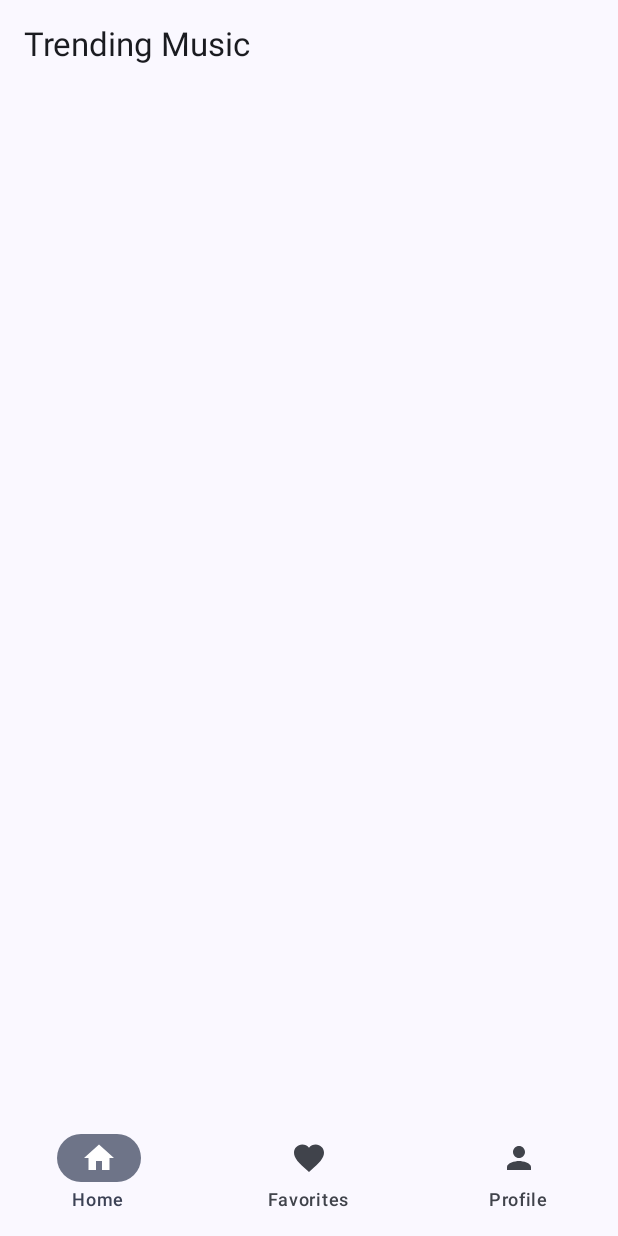
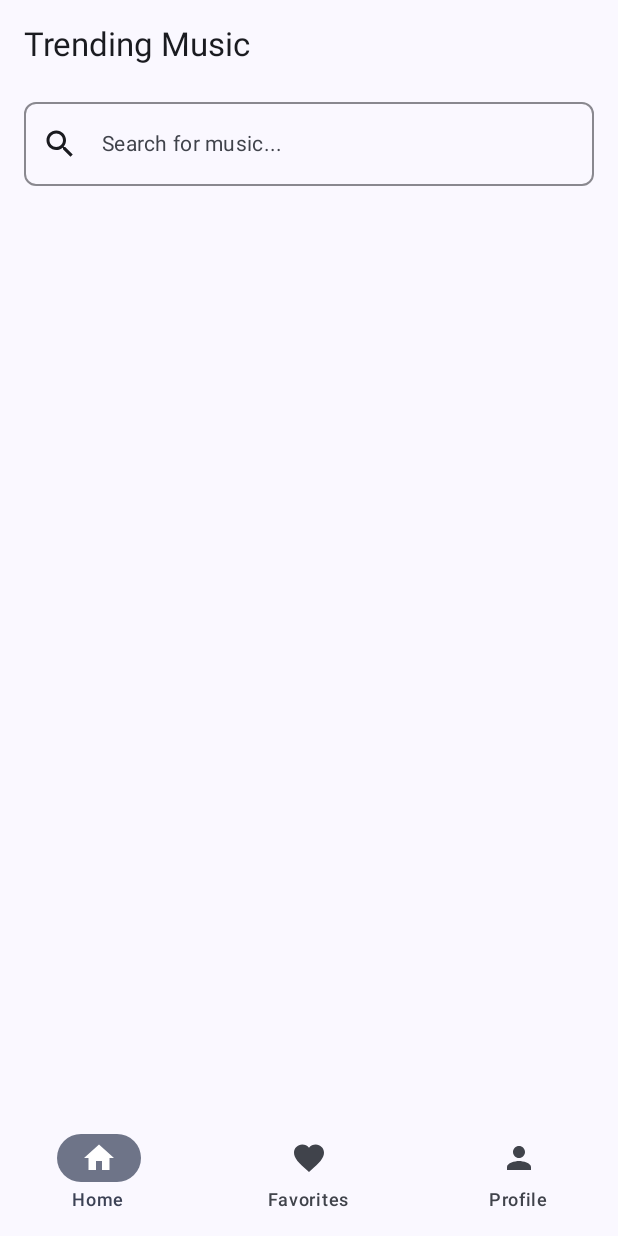
Before and after one commit to MugilanStar/s3202923, an Android app built with Jetpack Compose: the HomeScreen screen opened through its navigation route, on a phone screen of 412 x 824 dp. Run offline under Robolectric (Android 15) with nearby library versions, the phone set to English and light mode, and no system bars; our stand-ins replace Dagger/Hilt's generated code, Firebase (no records; nobody signed in at launch, a user with empty details on screens opened directly); pictures from the network do not load.

Commit message:
musicity2.2

```diff
--- a/app/src/main/java/uk/ac/tees/mad/musicity/screens/home/HomeScreen.kt
+++ b/app/src/main/java/uk/ac/tees/mad/musicity/screens/home/HomeScreen.kt
@@ -1,6 +1,7 @@
 package uk.ac.tees.mad.musicity.screens.home
 
 import androidx.compose.foundation.Image
+import androidx.compose.foundation.background
 import androidx.compose.foundation.clickable
 import androidx.compose.foundation.layout.Box
 import androidx.compose.foundation.layout.Column
@@ -15,20 +16,35 @@ import androidx.compose.foundation.layout.width
 import androidx.compose.foundation.lazy.LazyColumn
 import androidx.compose.foundation.lazy.items
 import androidx.compose.foundation.shape.RoundedCornerShape
+import androidx.compose.foundation.text.KeyboardActions
+import androidx.compose.foundation.text.KeyboardOptions
+import androidx.compose.material.icons.Icons
+import androidx.compose.material.icons.filled.Search
 import androidx.compose.material3.Card
 import androidx.compose.material3.CardDefaults
+import androidx.compose.material3.Icon
+import androidx.compose.material3.IconButton
 import androidx.compose.material3.LinearProgressIndicator
 import androidx.compose.material3.MaterialTheme
+import androidx.compose.material3.OutlinedTextField
+import androidx.compose.material3.OutlinedTextFieldDefaults
 import androidx.compose.material3.Scaffold
 import androidx.compose.material3.Text
+import androidx.compose.material3.TextFieldDefaults
 import androidx.compose.runtime.Composable
 import androidx.compose.runtime.collectAsState
 import androidx.compose.runtime.getValue
+import androidx.compose.runtime.mutableStateOf
+import androidx.compose.runtime.remember
+import androidx.compose.runtime.setValue
 import androidx.compose.ui.Alignment
 import androidx.compose.ui.Modifier
 import androidx.compose.ui.draw.clip
+import androidx.compose.ui.platform.LocalFocusManager
+import androidx.compose.ui.text.input.ImeAction
 import androidx.compose.ui.text.style.TextOverflow
 import androidx.compose.ui.unit.dp
+import androidx.compose.ui.zIndex
 import androidx.hilt.navigation.compose.hiltViewModel
 import androidx.navigation.NavHostController
 import coil.compose.rememberAsyncImagePainter
@@ -46,12 +62,16 @@ fun HomeScreen(
     val trendingMusic by viewModel.trendingMusic.collectAsState()
     val searchedMusic by viewModel.searchedMusic.collectAsState()
     val isLoading by viewModel.isLoading.collectAsState()
+    val focusManager = LocalFocusManager.current
+    var searchQuery by remember {
+        mutableStateOf("")
+    }
 
     Scaffold(
         bottomBar = { BottomNavigationBar(navController = navController) },
     ) {
         if (isLoading) {
-            Box(modifier = Modifier.fillMaxSize(), contentAlignment = Alignment.Center) {
+            Box(modifier = Modifier.fillMaxSize().zIndex(10f), contentAlignment = Alignment.Center) {
                 LoaderAnimation(modifier = Modifier.size(100.dp), anim = R.raw.music)
             }
         }
@@ -65,6 +85,51 @@ fun HomeScreen(
                     text = "Trending Music",
                     style = MaterialTheme.typography.titleLarge,
                     modifier = Modifier.padding(16.dp)
+                )
+                OutlinedTextField(
+                    value = searchQuery,
+                    onValueChange = { query ->
+                        searchQuery = query
+                    },
+                    modifier = Modifier
+                        .fillMaxWidth()
+                        .padding(horizontal = 16.dp, vertical = 8.dp)
+                        .background(MaterialTheme.colorScheme.surface, RoundedCornerShape(8.dp)),
+                    placeholder = {
+                        Text(
+                            text = "Search for music...",
+                            style = MaterialTheme.typography.bodyMedium
+                        )
+                    },
+                    leadingIcon = {
+                        IconButton(
+                            onClick = {
+                                if (searchQuery.isNotEmpty())
+                                    viewModel.fetchSearchMusic(searchQuery)
+                                focusManager.clearFocus()
+                            }
+                        ) {
+                            Icon(
+                                imageVector = Icons.Default.Search,
+                                contentDescription = "Search Icon",
+                                tint = MaterialTheme.colorScheme.onSurface
+                            )
+                        }
+                    },
+                    colors = OutlinedTextFieldDefaults.colors(
+                        focusedBorderColor = MaterialTheme.colorScheme.primary,
+                        unfocusedBorderColor = MaterialTheme.colorScheme.onSurface.copy(alpha = 0.5f),
+                        cursorColor = MaterialTheme.colorScheme.primary
+                    ),
+                    shape = RoundedCornerShape(8.dp),
+                    singleLine = true,
+                    keyboardOptions = KeyboardOptions().copy(imeAction = ImeAction.Search),
+                    keyboardActions = KeyboardActions(onSearch = {
+                        if (searchQuery.isNotEmpty())
+                            viewModel.fetchSearchMusic(searchQuery)
+                        focusManager.clearFocus()
+
+                    })
                 )
             }
 
--- a/app/src/main/java/uk/ac/tees/mad/musicity/screens/home/HomeViewModel.kt
+++ b/app/src/main/java/uk/ac/tees/mad/musicity/screens/home/HomeViewModel.kt
@@ -25,6 +25,10 @@ class HomeViewModel @Inject constructor(
     private val _isLoading = MutableStateFlow(false)
     val isLoading = _isLoading.asStateFlow()
 
+
+    private val _searchQuery = MutableStateFlow("")
+    val searchQuery = _searchQuery.asStateFlow()
+
     init {
         fetchTrendingMusic()
     }
@@ -37,11 +41,11 @@ class HomeViewModel @Inject constructor(
         }
     }
 
-    private fun fetchSearchMusic(query: String) {
-        viewModelScope.launch {
+     fun fetchSearchMusic(query: String) {
+        viewModelScope.launch(Dispatchers.IO) {
+            _isLoading.emit(true)
+            _searchedMusic.value = musicRepository.searchMusic(query)
             _isLoading.emit(false)
-            _searchedMusic.value = musicRepository.searchMusic(query)
-            _isLoading.emit(true)
         }
     }
 }
```
Also changed, not shown: app/src/main/java/uk/ac/tees/mad/musicity/screens/login/LoginViewModel.kt (+15 -1 lines), app/src/main/java/uk/ac/tees/mad/musicity/screens/profile/ProflleScreen.kt (+11 -3 lines).
